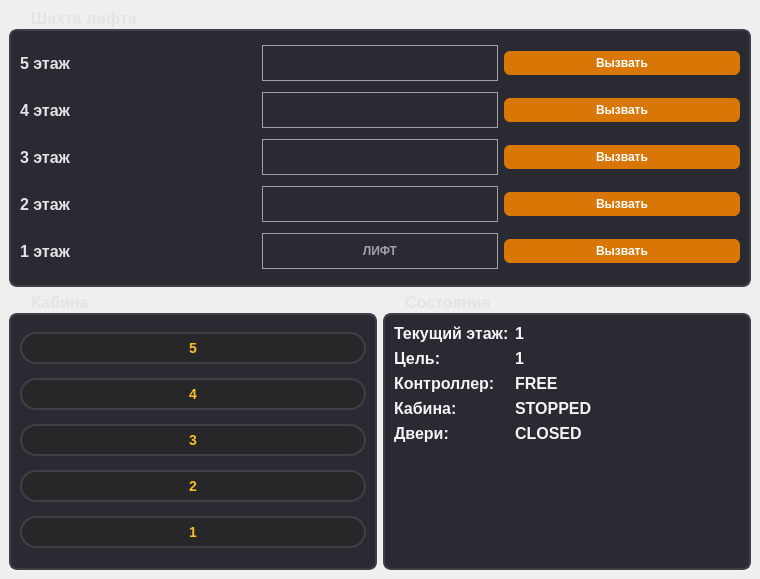
Qt form mainwindow.ui (im-the-g00se-BMSTU/lab5-oop) before a commit.
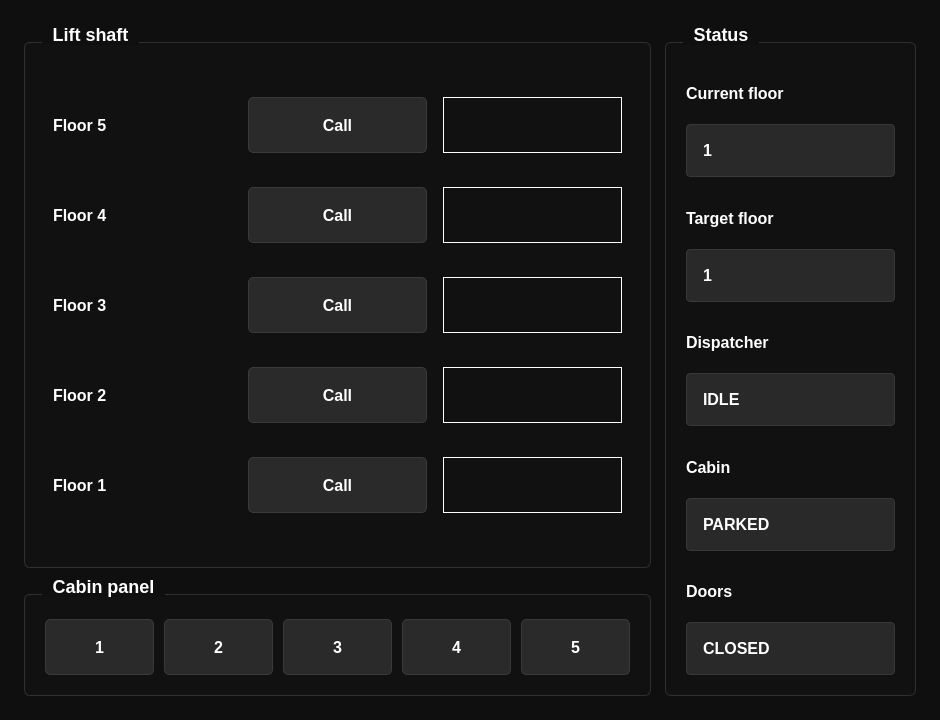
The same form after that commit. Icons and pictures are not drawn.

The edit to the form file:
```diff
--- a/mainwindow.ui
+++ b/mainwindow.ui
@@ -6,67 +6,79 @@
    <rect>
     <x>0</x>
     <y>0</y>
-    <width>760</width>
-    <height>579</height>
+    <width>940</width>
+    <height>720</height>
    </rect>
   </property>
+  <property name="minimumSize">
+   <size>
+    <width>760</width>
+    <height>560</height>
+   </size>
+  </property>
   <property name="windowTitle">
    <string>Elevator simulator</string>
   </property>
   <widget class="QWidget" name="centralwidget">
    <property name="styleSheet">
-    <string notr="true">QMainWindow {
-    background-color: #1e1e24;
+    <string notr="true">QWidget#centralwidget {
+    background-color: #0f0f10;
+    font-family: &quot;Nunito&quot;;
 }
 
 QGroupBox {
-    background-color: #2a2a32;
-    border: 2px solid #3f3f46;
-    border-radius: 8px;
-    margin-top: 20px;
-    font-weight: 800;
-    font-size: 16px;
-    color: #e4e4e7;
+    background-color: #111112;
+    border: 1px solid #303033;
+    border-radius: 6px;
+    color: #ffffff;
+    font-size: 18px;
+    font-weight: 700;
+    font-family: &quot;Nunito&quot;;
+    margin-top: 18px;
 }
 
 QGroupBox::title {
     subcontrol-origin: margin;
     subcontrol-position: top left;
-    padding: 0 10px;
-    left: 10px;
+    left: 18px;
+    padding: 0 8px;
+    background-color: #0f0f10;
 }
 
 QLabel {
-    color: #a1a1aa;
-    font-size: 12px;
+    color: #ffffff;
+    font-size: 14px;
     font-weight: 500;
+    font-family: &quot;Nunito&quot;;
 }
 
-QLabel[frameShape=&quot;1&quot;] { 
-    background-color: #111115;
-    border: 2px solid #3f3f46;
-    border-radius: 6px;
-    color: #06b6d4; 
-    font-weight: bold;
+QLabel[frameShape=&quot;1&quot;] {
+    background-color: #0f0f10;
+    border: 1px solid #1f8fff;
+    border-radius: 0;
+    color: #20c7ff;
     font-size: 14px;
-    letter-spacing: 2px;
+    font-weight: 700;
 }
 
-QLabel[text=&quot;ЛИФТ&quot;] {
-    background-color: rgba(6, 182, 212, 0.15);
-    border-color: #06b6d4;
-    color: #06b6d4;
-    font-size: 18px; 
+QLabel[activeLift=&quot;true&quot;] {
+    background-color: rgba(0, 104, 255, 0.22);
+    border: 1px solid #0b7cff;
+    color: #20c7ff;
+    font-size: 18px;
     font-weight: 900;
 }
 
 QPushButton {
-    background-color: #3f3f46;
-    color: #f4f4f5;
-    border: 1px solid #52525b;
-    border-radius: 6px;
-    padding: 5px 12px;
-    font-weight: 600;
+    background-color: #2a2a2b;
+    border: 1px solid #3a3a3d;
+    border-radius: 5px;
+    color: #ffffff;
+    font-size: 16px;
+    font-weight: 700;
+    font-family: &quot;Nunito&quot;;
+    min-height: 42px;
+    padding: 6px 18px;
 }
 
 QPushButton:hover {
@@ -75,393 +87,475 @@
 }
 
 QPushButton:pressed {
-    background-color: #27272a;
-}
-
-QGroupBox#cabinGroupBox QPushButton {
-    background-color: #27272a;
-    border: 2px solid #3f3f46;
-    border-radius: 16px; 
-    color: #fbbf24; 
-    font-size: 14px;
-}
-
-QGroupBox#cabinGroupBox QPushButton:hover {
-    background-color: #3f3f46;
-    border-color: #fbbf24;
-}
-
-QGroupBox#cabinGroupBox QPushButton:pressed {
-    background-color: #fbbf24;
-    color: #1e1e24;
-}
-
-QPushButton#floor1Button, QPushButton#floor2Button, QPushButton#floor3Button, QPushButton#floor4Button, QPushButton#floor5Button {
-    background-color: #d97706;
-    color: #ffffff;
-    border: none;
-}
-
-QPushButton#floor1Button:hover, QPushButton#floor2Button:hover, QPushButton#floor3Button:hover, QPushButton#floor4Button:hover, QPushButton#floor5Button:hover {
-    background-color: #f59e0b;
-}
-
-QPushButton#floor1Button:pressed, QPushButton#floor2Button:pressed, QPushButton#floor3Button:pressed, QPushButton#floor4Button:pressed, QPushButton#floor5Button:pressed {
-    background-color: #b45309;
+    background-color: #0068ff;
+    border-color: #0b7cff;
 }
 
 QLabel#floor1Label, QLabel#floor2Label, QLabel#floor3Label, QLabel#floor4Label, QLabel#floor5Label {
+    color: #ffffff;
     font-size: 16px;
-    font-weight: bold;
-    color: #e4e4e7; 
+    font-weight: 700;
 }
 
 QGroupBox#stateGroupBox QLabel {
+    color: #ffffff;
     font-size: 16px;
     font-weight: 600;
-    color: #f4f4f5;
+}
+
+QLabel#currentFloorValueLabel, QLabel#targetFloorValueLabel, QLabel#controllerStateValueLabel, QLabel#cabinStateValueLabel, QLabel#doorStateValueLabel {
+    background-color: #29292a;
+    border: 1px solid #38383a;
+    border-radius: 4px;
+    color: #ffffff;
+    min-height: 32px;
+    padding: 4px 12px;
 }</string>
    </property>
-   <layout class="QVBoxLayout" name="mainVerticalLayout">
+   <layout class="QHBoxLayout" name="horizontalLayout" stretch="5,2">
+    <property name="spacing">
+     <number>14</number>
+    </property>
+    <property name="leftMargin">
+     <number>24</number>
+    </property>
+    <property name="topMargin">
+     <number>24</number>
+    </property>
+    <property name="rightMargin">
+     <number>24</number>
+    </property>
+    <property name="bottomMargin">
+     <number>24</number>
+    </property>
     <item>
-     <widget class="QGroupBox" name="shaftGroupBox">
-      <property name="title">
-       <string>Шахта лифта</string>
+     <layout class="QVBoxLayout" name="verticalLayout" stretch="0,0">
+      <property name="spacing">
+       <number>8</number>
       </property>
-      <layout class="QGridLayout" name="shaftGridLayout">
-       <item row="0" column="0">
-        <widget class="QLabel" name="floor5Label">
-         <property name="text">
-          <string>5 этаж</string>
+      <item>
+       <widget class="QGroupBox" name="shaftGroupBox">
+        <property name="sizePolicy">
+         <sizepolicy hsizetype="Preferred" vsizetype="MinimumExpanding">
+          <horstretch>0</horstretch>
+          <verstretch>0</verstretch>
+         </sizepolicy>
+        </property>
+        <property name="title">
+         <string>Lift shaft</string>
+        </property>
+        <layout class="QGridLayout" name="shaftGridLayout">
+         <property name="leftMargin">
+          <number>28</number>
          </property>
-         <property name="alignment">
-          <set>Qt::AlignmentFlag::AlignLeading|Qt::AlignmentFlag::AlignLeft|Qt::AlignmentFlag::AlignVCenter</set>
+         <property name="topMargin">
+          <number>32</number>
          </property>
-        </widget>
-       </item>
-       <item row="0" column="1">
-        <widget class="QLabel" name="shaft5Label">
-         <property name="minimumSize">
-          <size>
-           <width>120</width>
-           <height>36</height>
-          </size>
+         <property name="rightMargin">
+          <number>28</number>
          </property>
-         <property name="frameShape">
-          <enum>QFrame::Shape::Box</enum>
+         <property name="bottomMargin">
+          <number>28</number>
          </property>
-         <property name="text">
-          <string/>
+         <property name="horizontalSpacing">
+          <number>16</number>
          </property>
-         <property name="alignment">
-          <set>Qt::AlignmentFlag::AlignCenter</set>
+         <property name="verticalSpacing">
+          <number>12</number>
          </property>
-        </widget>
-       </item>
-       <item row="0" column="2">
-        <widget class="QPushButton" name="floor5Button">
-         <property name="text">
-          <string>Вызвать</string>
-         </property>
-        </widget>
-       </item>
-       <item row="1" column="0">
-        <widget class="QLabel" name="floor4Label">
-         <property name="font">
-          <font>
-           <pointsize>-1</pointsize>
-           <bold>true</bold>
-          </font>
-         </property>
-         <property name="text">
-          <string>4 этаж</string>
-         </property>
-        </widget>
-       </item>
-       <item row="1" column="1">
-        <widget class="QLabel" name="shaft4Label">
-         <property name="minimumSize">
-          <size>
-           <width>120</width>
-           <height>36</height>
-          </size>
-         </property>
-         <property name="frameShape">
-          <enum>QFrame::Shape::Box</enum>
-         </property>
-         <property name="text">
-          <string/>
-         </property>
-         <property name="alignment">
-          <set>Qt::AlignmentFlag::AlignCenter</set>
-         </property>
-        </widget>
-       </item>
-       <item row="1" column="2">
-        <widget class="QPushButton" name="floor4Button">
-         <property name="text">
-          <string>Вызвать</string>
-         </property>
-        </widget>
-       </item>
-       <item row="2" column="0">
-        <widget class="QLabel" name="floor3Label">
-         <property name="text">
-          <string>3 этаж</string>
-         </property>
-        </widget>
-       </item>
-       <item row="2" column="1">
-        <widget class="QLabel" name="shaft3Label">
-         <property name="minimumSize">
-          <size>
-           <width>120</width>
-           <height>36</height>
-          </size>
-         </property>
-         <property name="frameShape">
-          <enum>QFrame::Shape::Box</enum>
-         </property>
-         <property name="text">
-          <string/>
-         </property>
-         <property name="alignment">
-          <set>Qt::AlignmentFlag::AlignCenter</set>
-         </property>
-        </widget>
-       </item>
-       <item row="2" column="2">
-        <widget class="QPushButton" name="floor3Button">
-         <property name="text">
-          <string>Вызвать</string>
-         </property>
-        </widget>
-       </item>
-       <item row="3" column="0">
-        <widget class="QLabel" name="floor2Label">
-         <property name="text">
-          <string>2 этаж</string>
-         </property>
-        </widget>
-       </item>
-       <item row="3" column="1">
-        <widget class="QLabel" name="shaft2Label">
-         <property name="minimumSize">
-          <size>
-           <width>120</width>
-           <height>36</height>
-          </size>
-         </property>
-         <property name="frameShape">
-          <enum>QFrame::Shape::Box</enum>
-         </property>
-         <property name="text">
-          <string/>
-         </property>
-         <property name="alignment">
-          <set>Qt::AlignmentFlag::AlignCenter</set>
-         </property>
-        </widget>
-       </item>
-       <item row="3" column="2">
-        <widget class="QPushButton" name="floor2Button">
-         <property name="text">
-          <string>Вызвать</string>
-         </property>
-        </widget>
-       </item>
-       <item row="4" column="0">
-        <widget class="QLabel" name="floor1Label">
-         <property name="text">
-          <string>1 этаж</string>
-         </property>
-        </widget>
-       </item>
-       <item row="4" column="1">
-        <widget class="QLabel" name="shaft1Label">
-         <property name="minimumSize">
-          <size>
-           <width>120</width>
-           <height>36</height>
-          </size>
-         </property>
-         <property name="frameShape">
-          <enum>QFrame::Shape::Box</enum>
-         </property>
-         <property name="text">
-          <string>ЛИФТ</string>
-         </property>
-         <property name="alignment">
-          <set>Qt::AlignmentFlag::AlignCenter</set>
-         </property>
-        </widget>
-       </item>
-       <item row="4" column="2">
-        <widget class="QPushButton" name="floor1Button">
-         <property name="text">
-          <string>Вызвать</string>
-         </property>
-        </widget>
-       </item>
-      </layout>
-     </widget>
-    </item>
-    <item>
-     <layout class="QHBoxLayout" name="bottomHorizontalLayout">
+         <item row="3" column="2">
+          <widget class="QLabel" name="shaft2Label">
+           <property name="frameShape">
+            <enum>QFrame::Shape::Box</enum>
+           </property>
+           <property name="text">
+            <string/>
+           </property>
+           <property name="alignment">
+            <set>Qt::AlignmentFlag::AlignCenter</set>
+           </property>
+          </widget>
+         </item>
+         <item row="0" column="2">
+          <widget class="QLabel" name="shaft5Label">
+           <property name="frameShape">
+            <enum>QFrame::Shape::Box</enum>
+           </property>
+           <property name="text">
+            <string/>
+           </property>
+           <property name="alignment">
+            <set>Qt::AlignmentFlag::AlignCenter</set>
+           </property>
+          </widget>
+         </item>
+         <item row="3" column="0">
+          <widget class="QLabel" name="floor2Label">
+           <property name="text">
+            <string>Floor 2</string>
+           </property>
+          </widget>
+         </item>
+         <item row="2" column="2">
+          <widget class="QLabel" name="shaft3Label">
+           <property name="frameShape">
+            <enum>QFrame::Shape::Box</enum>
+           </property>
+           <property name="text">
+            <string/>
+           </property>
+           <property name="alignment">
+            <set>Qt::AlignmentFlag::AlignCenter</set>
+           </property>
+          </widget>
+         </item>
+         <item row="4" column="2">
+          <widget class="QLabel" name="shaft1Label">
+           <property name="frameShape">
+            <enum>QFrame::Shape::Box</enum>
+           </property>
+           <property name="text">
+            <string/>
+           </property>
+           <property name="alignment">
+            <set>Qt::AlignmentFlag::AlignCenter</set>
+           </property>
+          </widget>
+         </item>
+         <item row="2" column="0">
+          <widget class="QLabel" name="floor3Label">
+           <property name="text">
+            <string>Floor 3</string>
+           </property>
+          </widget>
+         </item>
+         <item row="0" column="0">
+          <widget class="QLabel" name="floor5Label">
+           <property name="text">
+            <string>Floor 5</string>
+           </property>
+          </widget>
+         </item>
+         <item row="4" column="0">
+          <widget class="QLabel" name="floor1Label">
+           <property name="text">
+            <string>Floor 1</string>
+           </property>
+          </widget>
+         </item>
+         <item row="1" column="0">
+          <widget class="QLabel" name="floor4Label">
+           <property name="text">
+            <string>Floor 4</string>
+           </property>
+          </widget>
+         </item>
+         <item row="1" column="2">
+          <widget class="QLabel" name="shaft4Label">
+           <property name="frameShape">
+            <enum>QFrame::Shape::Box</enum>
+           </property>
+           <property name="text">
+            <string/>
+           </property>
+           <property name="alignment">
+            <set>Qt::AlignmentFlag::AlignCenter</set>
+           </property>
+          </widget>
+         </item>
+         <item row="4" column="1">
+          <widget class="QPushButton" name="floor1Button">
+           <property name="minimumSize">
+            <size>
+             <width>150</width>
+             <height>56</height>
+            </size>
+           </property>
+           <property name="text">
+            <string>Call</string>
+           </property>
+          </widget>
+         </item>
+         <item row="3" column="1">
+          <widget class="QPushButton" name="floor2Button">
+           <property name="minimumSize">
+            <size>
+             <width>150</width>
+             <height>56</height>
+            </size>
+           </property>
+           <property name="text">
+            <string>Call</string>
+           </property>
+          </widget>
+         </item>
+         <item row="2" column="1">
+          <widget class="QPushButton" name="floor3Button">
+           <property name="minimumSize">
+            <size>
+             <width>150</width>
+             <height>56</height>
+            </size>
+           </property>
+           <property name="text">
+            <string>Call</string>
+           </property>
+          </widget>
+         </item>
+         <item row="0" column="1">
+          <widget class="QPushButton" name="floor5Button">
+           <property name="minimumSize">
+            <size>
+             <width>150</width>
+             <height>56</height>
+            </size>
+           </property>
+           <property name="text">
+            <string>Call</string>
+           </property>
+          </widget>
+         </item>
+         <item row="1" column="1">
+          <widget class="QPushButton" name="floor4Button">
+           <property name="minimumSize">
+            <size>
+             <width>150</width>
+             <height>56</height>
+            </size>
+           </property>
+           <property name="text">
+            <string>Call</string>
+           </property>
+          </widget>
+         </item>
+        </layout>
+       </widget>
+      </item>
       <item>
        <widget class="QGroupBox" name="cabinGroupBox">
         <property name="title">
-         <string>Кабина</string>
+         <string>Cabin panel</string>
         </property>
-        <layout class="QVBoxLayout" name="cabinVerticalLayout">
-         <item>
-          <widget class="QPushButton" name="cabin5Button">
-           <property name="minimumSize">
-            <size>
-             <width>80</width>
-             <height>32</height>
-            </size>
-           </property>
-           <property name="text">
-            <string>5</string>
-           </property>
-          </widget>
-         </item>
-         <item>
+        <layout class="QGridLayout" name="cabinGridLayout">
+         <property name="leftMargin">
+          <number>20</number>
+         </property>
+         <property name="topMargin">
+          <number>24</number>
+         </property>
+         <property name="rightMargin">
+          <number>20</number>
+         </property>
+         <property name="bottomMargin">
+          <number>20</number>
+         </property>
+         <property name="spacing">
+          <number>10</number>
+         </property>
+         <item row="0" column="3">
           <widget class="QPushButton" name="cabin4Button">
-           <property name="minimumSize">
-            <size>
-             <width>80</width>
-             <height>32</height>
-            </size>
-           </property>
            <property name="text">
             <string>4</string>
            </property>
           </widget>
          </item>
-         <item>
+         <item row="0" column="2">
           <widget class="QPushButton" name="cabin3Button">
-           <property name="minimumSize">
-            <size>
-             <width>80</width>
-             <height>32</height>
-            </size>
-           </property>
            <property name="text">
             <string>3</string>
            </property>
           </widget>
          </item>
-         <item>
+         <item row="0" column="1">
           <widget class="QPushButton" name="cabin2Button">
-           <property name="minimumSize">
-            <size>
-             <width>80</width>
-             <height>32</height>
-            </size>
-           </property>
            <property name="text">
             <string>2</string>
            </property>
           </widget>
          </item>
-         <item>
+         <item row="0" column="0">
           <widget class="QPushButton" name="cabin1Button">
-           <property name="minimumSize">
-            <size>
-             <width>80</width>
-             <height>32</height>
-            </size>
-           </property>
            <property name="text">
             <string>1</string>
            </property>
           </widget>
          </item>
+         <item row="0" column="4">
+          <widget class="QPushButton" name="cabin5Button">
+           <property name="text">
+            <string>5</string>
+           </property>
+          </widget>
+         </item>
         </layout>
        </widget>
       </item>
-      <item>
-       <widget class="QGroupBox" name="stateGroupBox">
-        <property name="title">
-         <string>Состояния</string>
-        </property>
-        <layout class="QFormLayout" name="stateFormLayout">
-         <item row="0" column="0">
+     </layout>
+    </item>
+    <item>
+     <widget class="QGroupBox" name="stateGroupBox">
+      <property name="sizePolicy">
+       <sizepolicy hsizetype="Preferred" vsizetype="Preferred">
+        <horstretch>0</horstretch>
+        <verstretch>0</verstretch>
+       </sizepolicy>
+      </property>
+      <property name="title">
+       <string>Status</string>
+      </property>
+      <layout class="QVBoxLayout" name="stateVerticalLayout">
+       <property name="spacing">
+        <number>14</number>
+       </property>
+       <property name="leftMargin">
+        <number>20</number>
+       </property>
+       <property name="topMargin">
+        <number>24</number>
+       </property>
+       <property name="rightMargin">
+        <number>20</number>
+       </property>
+       <property name="bottomMargin">
+        <number>20</number>
+       </property>
+       <item>
+        <layout class="QVBoxLayout" name="currentFloorStatusLayout">
+         <property name="spacing">
+          <number>4</number>
+         </property>
+         <item>
           <widget class="QLabel" name="currentFloorLabel">
            <property name="text">
-            <string>Текущий этаж:</string>
+            <string>Current floor</string>
            </property>
           </widget>
          </item>
-         <item row="0" column="1">
+         <item>
           <widget class="QLabel" name="currentFloorValueLabel">
+           <property name="sizePolicy">
+            <sizepolicy hsizetype="Expanding" vsizetype="Preferred">
+             <horstretch>0</horstretch>
+             <verstretch>0</verstretch>
+            </sizepolicy>
+           </property>
            <property name="text">
             <string>1</string>
            </property>
           </widget>
          </item>
-         <item row="1" column="0">
+        </layout>
+       </item>
+       <item>
+        <layout class="QVBoxLayout" name="targetFloorStatusLayout">
+         <property name="spacing">
+          <number>4</number>
+         </property>
+         <item>
           <widget class="QLabel" name="targetFloorLabel">
            <property name="text">
-            <string>Цель:</string>
+            <string>Target floor</string>
            </property>
           </widget>
          </item>
-         <item row="1" column="1">
+         <item>
           <widget class="QLabel" name="targetFloorValueLabel">
+           <property name="sizePolicy">
+            <sizepolicy hsizetype="Expanding" vsizetype="Preferred">
+             <horstretch>0</horstretch>
+             <verstretch>0</verstretch>
+            </sizepolicy>
+           </property>
            <property name="text">
             <string>1</string>
            </property>
           </widget>
          </item>
-         <item row="2" column="0">
+        </layout>
+       </item>
+       <item>
+        <layout class="QVBoxLayout" name="dispatcherStatusLayout">
+         <property name="spacing">
+          <number>4</number>
+         </property>
+         <item>
           <widget class="QLabel" name="controllerStateLabel">
            <property name="text">
-            <string>Контроллер:</string>
+            <string>Dispatcher</string>
            </property>
           </widget>
          </item>
-         <item row="2" column="1">
+         <item>
           <widget class="QLabel" name="controllerStateValueLabel">
+           <property name="sizePolicy">
+            <sizepolicy hsizetype="Expanding" vsizetype="Preferred">
+             <horstretch>0</horstretch>
+             <verstretch>0</verstretch>
+            </sizepolicy>
+           </property>
            <property name="text">
-            <string>FREE</string>
+            <string>IDLE</string>
            </property>
           </widget>
          </item>
-         <item row="3" column="0">
+        </layout>
+       </item>
+       <item>
+        <layout class="QVBoxLayout" name="cabinStatusLayout">
+         <property name="spacing">
+          <number>4</number>
+         </property>
+         <item>
           <widget class="QLabel" name="cabinStateLabel">
            <property name="text">
-            <string>Кабина:</string>
+            <string>Cabin</string>
            </property>
           </widget>
          </item>
-         <item row="3" column="1">
+         <item>
           <widget class="QLabel" name="cabinStateValueLabel">
+           <property name="sizePolicy">
+            <sizepolicy hsizetype="Expanding" vsizetype="Preferred">
+             <horstretch>0</horstretch>
+             <verstretch>0</verstretch>
+            </sizepolicy>
+           </property>
            <property name="text">
-            <string>STOPPED</string>
+            <string>PARKED</string>
            </property>
           </widget>
          </item>
-         <item row="4" column="0">
+        </layout>
+       </item>
+       <item>
+        <layout class="QVBoxLayout" name="doorStatusLayout">
+         <property name="spacing">
+          <number>4</number>
+         </property>
+         <item>
           <widget class="QLabel" name="doorStateLabel">
            <property name="text">
-            <string>Двери:</string>
+            <string>Doors</string>
            </property>
           </widget>
          </item>
-         <item row="4" column="1">
+         <item>
           <widget class="QLabel" name="doorStateValueLabel">
+           <property name="sizePolicy">
+            <sizepolicy hsizetype="Expanding" vsizetype="Preferred">
+             <horstretch>0</horstretch>
+             <verstretch>0</verstretch>
+            </sizepolicy>
+           </property>
            <property name="text">
             <string>CLOSED</string>
            </property>
           </widget>
          </item>
         </layout>
-       </widget>
-      </item>
-     </layout>
+       </item>
+      </layout>
+     </widget>
     </item>
    </layout>
   </widget>
```
Left out of the diff: 9 changed lines with no effect on the pictures.
